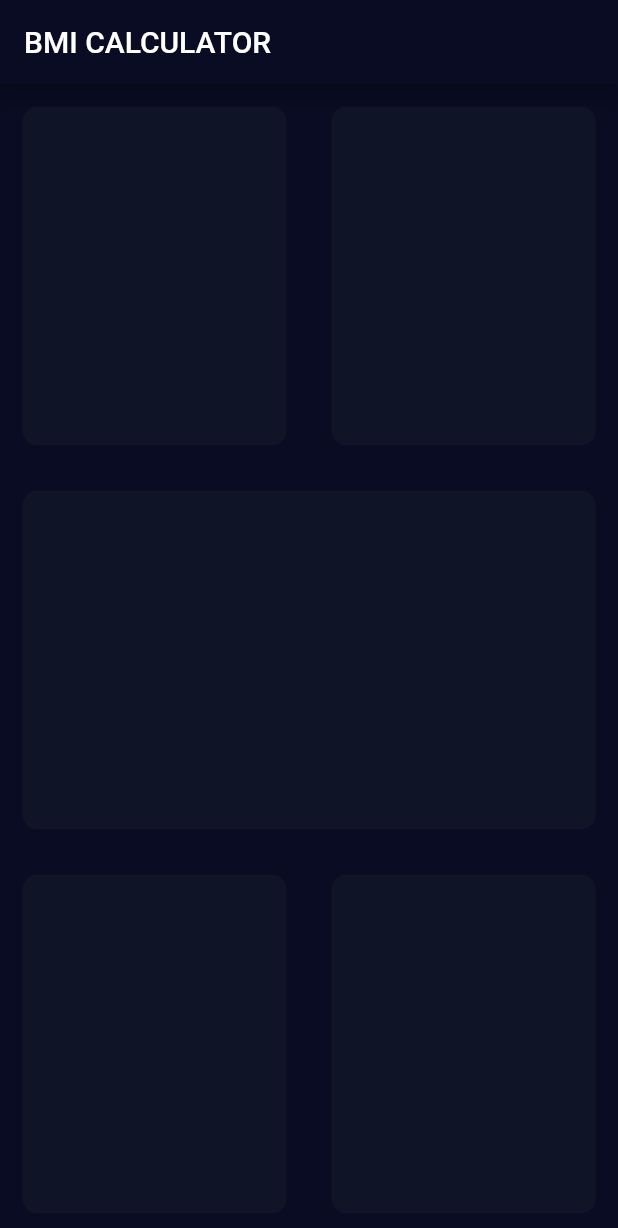
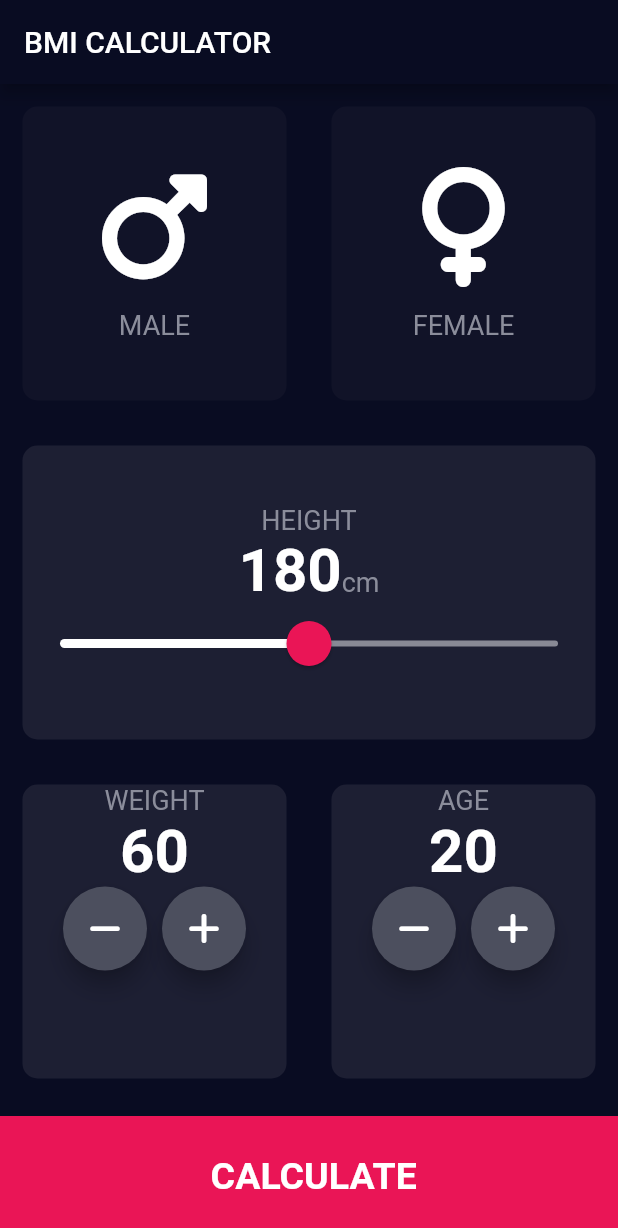
Before and after one commit to pravin-appa/Flutter_app, a Flutter app: the screen it shows after launch, on a phone screen of 412 x 824 dp. Shown: the top 1228 px of the screen. Run offline on Flutter 3.47's test engine with Material 2 defaults, Android fonts, the phone set to English and light mode, and no system bars; our stand-ins replace font_awesome_flutter.

Commit message:
BMI Calculator

```diff
--- /dev/null
+++ b/bmi_calculator/lib/calculator_brain.dart
@@ -0,0 +1,39 @@
+import 'dart:math';
+
+
+class CalculatorBrain{
+
+  CalculatorBrain({required this.height,required this.weight});
+
+  int height;
+  int weight;
+  double _bmi=0;
+
+
+
+  String bmiCalculate (){
+     _bmi = weight/pow((height/100), 2);
+    return _bmi.toStringAsFixed(1);
+
+  }
+  String getResult (){
+    if (_bmi >= 25) {
+      return 'Overweight';
+    } else if (_bmi > 18.5) {
+      return 'Normal';
+    } else {
+      return 'Underweight';
+    }
+  }
+
+  String getAdvice(){
+    if (_bmi >= 25) {
+      return 'You have a higher than normal body weight. Try to exercise more.';
+    } else if (_bmi >= 18.5) {
+      return 'You have a normal body weight. Good job!';
+    } else {
+      return 'You have a lower than normal body weight. You can eat a bit more.';
+    }
+  }
+
+}
--- /dev/null
+++ b/bmi_calculator/lib/components/RoundIcon_Button.dart
@@ -0,0 +1,25 @@
+import 'package:flutter/material.dart';
+
+
+
+class RoundIconButton extends StatelessWidget {
+  RoundIconButton({required this.icon, required this.onPressed});
+
+  final IconData icon;
+  final Function onPressed;
+
+  @override
+  Widget build(BuildContext context) {
+    return RawMaterialButton(
+      constraints: const BoxConstraints.tightFor(
+          height: 56.0,
+          width: 56.0
+      ),
+      elevation: 6.0,
+      shape: CircleBorder(),
+      fillColor: Color(0xFF4C4F5E),
+      onPressed: ()=>onPressed(),
+      child: Icon(icon),
+    );
+  }
+}
--- /dev/null
+++ b/bmi_calculator/lib/components/bottom_button.dart
@@ -0,0 +1,28 @@
+import 'package:flutter/material.dart';
+import '../constants.dart';
+
+class BottomButton extends StatelessWidget {
+  BottomButton({required this.buttonTitle, required this.onTap});
+
+  final String buttonTitle;
+  final Function onTap;
+
+  @override
+  Widget build(BuildContext context) {
+    return GestureDetector(
+      onTap:()=>onTap(),
+      child: Container(
+        color: kBottomButtonColor,
+        height: kBottomButtonHeight,
+        width: double.infinity,
+        margin: EdgeInsets.only(top: 10.0),
+        child: Center(
+          child: Text(
+            buttonTitle,
+            style: kButtonStyle,
+          ),
+        ),
+      ),
+    );
+  }
+}
--- /dev/null
+++ b/bmi_calculator/lib/components/icon_content.dart
@@ -0,0 +1,29 @@
+import 'package:flutter/material.dart';
+import 'package:bmi_calculator/constants.dart';
+
+
+
+class IconContent extends StatelessWidget {
+  IconContent({required this.icon,required this.label});
+
+  final IconData icon;
+  final String label;
+
+  @override
+  Widget build(BuildContext context) {
+    return Column(
+      mainAxisAlignment: MainAxisAlignment.center,
+      children: [
+        Icon(icon,
+          size: 80.0,
+        ),
+        SizedBox(
+          height: 15.0,
+        ),
+        Text(label,
+          style: kIconTextStyle
+        ),
+      ],
+    );
+  }
+}
--- /dev/null
+++ b/bmi_calculator/lib/components/reusable_card.dart
@@ -0,0 +1,20 @@
+import 'package:flutter/material.dart';
+
+class ReusableCard extends StatelessWidget {
+  ReusableCard({required this.colour,  required this.cardChild, required this.onPress});
+  final Color colour;
+  final Widget cardChild;
+  final  Function onPress;
+
+  @override
+  Widget build(BuildContext context) {
+    return GestureDetector(
+      onTap: onPress(),
+      child: Container(
+          decoration: BoxDecoration(
+              color: colour, borderRadius: BorderRadius.circular(10.0)),
+          margin: EdgeInsets.all(15.0),
+          child: cardChild),
+    );
+  }
+}
--- /dev/null
+++ b/bmi_calculator/lib/constants.dart
@@ -0,0 +1,42 @@
+import 'package:flutter/material.dart';
+
+const kBottomButtonHeight = 80.0;
+const kCardColor = Color(0xFF1D1F33);
+const kInactiveCardColor = Color(0xFF111328);
+const kBottomButtonColor = Color(0xFFEA1556);
+
+
+const kIconTextStyle = TextStyle(
+    fontSize: 18.0,
+    color: Color(0xFF8B8D9B)
+);
+
+const kLabelTextStyle = TextStyle(
+  fontWeight: FontWeight.w700,
+  fontSize: 40.0,
+
+);
+
+const kButtonStyle = TextStyle(
+  fontSize: 25.0,
+  fontWeight: FontWeight.bold
+);
+
+const kResultTitleStyle = TextStyle(
+  fontSize: 50.0,
+  fontWeight: FontWeight.bold
+);
+
+const kResultTextStyle = TextStyle(
+  fontSize: 25.0,
+  fontWeight: FontWeight.bold,
+    color: Color(0xFF28C571)
+);
+const kBMITextStyle = TextStyle(
+  fontSize: 100.0,
+  fontWeight: FontWeight.bold,
+);
+
+const kBodyTextStyle = TextStyle(
+  fontSize: 22.0,
+);
--- a/bmi_calculator/lib/main.dart
+++ b/bmi_calculator/lib/main.dart
@@ -1,5 +1,7 @@
+
 import 'package:flutter/material.dart';
-import 'input_page.dart';
+import 'pages/input_page.dart';
+
 
 void main() {
   runApp(const BMICalculator());
@@ -11,11 +13,12 @@ class BMICalculator extends StatelessWidget {
   @override
   Widget build(BuildContext context) {
     return MaterialApp(
-      home: InputPage(),
+      home: const InputPage(),
       theme: ThemeData.dark().copyWith(
-        appBarTheme: AppBarTheme(color: Color(0xFF090C22)),
-        scaffoldBackgroundColor: Color(0xFF090C22),
+        appBarTheme: AppBarTheme(color: const Color(0xFF090C22)),
+        scaffoldBackgroundColor: const Color(0xFF090C22),
       ),
+
     );
   }
 }
--- /dev/null
+++ b/bmi_calculator/lib/pages/input_page.dart
@@ -0,0 +1,240 @@
+import 'package:bmi_calculator/pages/result_page.dart';
+import 'package:flutter/material.dart';
+import 'package:font_awesome_flutter/font_awesome_flutter.dart';
+import '../components/reusable_card.dart';
+import '../components/icon_content.dart';
+import '../constants.dart';
+import '../components/RoundIcon_Button.dart';
+import '../components/bottom_button.dart';
+import 'package:bmi_calculator/calculator_brain.dart';
+
+enum Gender {
+  male,
+  female,
+  noGender,
+}
+
+class InputPage extends StatefulWidget {
+  const InputPage({Key? key}) : super(key: key);
+
+  @override
+  State<InputPage> createState() => _InputPageState();
+}
+
+class _InputPageState extends State<InputPage> {
+  Gender selectedGender = Gender.noGender;
+  int height = 180;
+  int weight = 60;
+  int age = 20;
+  // Color maleCardColor = inactiveCardColor;
+  // Color femaleCardColor = inactiveCardColor;
+  //
+  // void updateColor(Gender selectedGender){
+  //   //male card pressed
+  //   if(selectedGender==Gender.male){
+  //     if(maleCardColor==inactiveCardColor){
+  //       maleCardColor = cardColor;
+  //       femaleCardColor=inactiveCardColor;
+  //     }else{
+  //       maleCardColor = inactiveCardColor;
+  //     }
+  //   }
+  //   //female card pressed
+  //   if(selectedGender==Gender.female){
+  //     if(femaleCardColor==inactiveCardColor){
+  //       femaleCardColor = cardColor;
+  //       maleCardColor = inactiveCardColor;
+  //     }else{
+  //       femaleCardColor = inactiveCardColor;
+  //     }
+  //   }
+  // }
+
+  @override
+  Widget build(BuildContext context) {
+    return Scaffold(
+      appBar: AppBar(
+        title: const Text('BMI CALCULATOR'),
+      ),
+      body: Column(
+        crossAxisAlignment: CrossAxisAlignment.stretch,
+        children: [
+          Expanded(
+            child: Row(
+              children: [
+                Expanded(
+                  child: ReusableCard(
+                    onPress: () {
+                      // updateColor(Gender.male);
+                      selectedGender = Gender.male;
+                    },
+                    colour: selectedGender == Gender.male
+                        ? kCardColor
+                        : kInactiveCardColor,
+                    cardChild: IconContent(
+                      icon: FontAwesomeIcons.mars,
+                      label: 'MALE',
+                    ),
+                  ),
+                ),
+                Expanded(
+                  child: ReusableCard(
+                    onPress: () {
+                      // updateColor(Gender.male);
+                      selectedGender = Gender.female;
+                    },
+                    colour: selectedGender == Gender.female
+                        ? kCardColor
+                        : kInactiveCardColor,
+                    cardChild: IconContent(
+                      icon: FontAwesomeIcons.venus,
+                      label: 'FEMALE',
+                    ),
+                  ),
+                )
+              ],
+            ),
+          ),
+          Expanded(
+            child: ReusableCard(
+              colour: kCardColor,
+              cardChild: Column(
+                mainAxisAlignment: MainAxisAlignment.center,
+                children: [
+                  const Text(
+                    'HEIGHT',
+                    style: kIconTextStyle,
+                  ),
+                  Row(
+                    mainAxisAlignment: MainAxisAlignment.center,
+                    crossAxisAlignment: CrossAxisAlignment.baseline,
+                    textBaseline: TextBaseline.alphabetic,
+                    children: [
+                      Text(height.toString(), style: kLabelTextStyle),
+                      const Text(
+                        'cm',
+                        style: kIconTextStyle,
+                      )
+                    ],
+                  ),
+                  SliderTheme(
+                    data: SliderTheme.of(context).copyWith(
+                        activeTrackColor: Colors.white,
+                        inactiveTrackColor: const Color(0xFF888995),
+                        thumbColor: const Color(0xFFEA1556),
+                        overlayColor: const Color(0x49EA1556),
+                        thumbShape:
+                            const RoundSliderThumbShape(enabledThumbRadius: 15.0),
+                        overlayShape:
+                            const RoundSliderOverlayShape(overlayRadius: 25.0)),
+                    child: Slider(
+                        value: height.toDouble(),
+                        min: 120.0,
+                        max: 240.0,
+                        onChanged: (double newValue) {
+                          setState(() {
+                            height = newValue.round();
+                          });
+                        }),
+                  ),
+                ],
+              ),
+              onPress: () {},
+            ),
+          ),
+          Expanded(
+            child: Row(
+              children: [
+                Expanded(
+                  child: ReusableCard(
+                    colour: kCardColor,
+                    cardChild: Column(
+                      children: [
+                        const Text(
+                          'WEIGHT',
+                          style: kIconTextStyle,
+                        ),
+                        Text(
+                          weight.toString(),
+                          style: kLabelTextStyle,
+                        ),
+                        Row(
+                          mainAxisAlignment: MainAxisAlignment.center,
+                          children: [
+                            RoundIconButton(
+                              icon: FontAwesomeIcons.minus,
+                              onPressed: () => setState(() {
+                                weight--;
+                              }),
+                            ),
+                            const SizedBox(
+                              width: 10.0,
+                              height: 56.0,
+                            ),
+                            RoundIconButton(
+                              icon: FontAwesomeIcons.plus,
+                              onPressed: () => setState(() {
+                                weight++;
+                              }),
+                            ),
+                          ],
+                        )
+                      ],
+                    ),
+                    onPress: () {},
+                  ),
+                ),
+                Expanded(
+                  child: ReusableCard(
+                    colour: kCardColor,
+                    cardChild: Column(
+                      children: [
+                        const Text(
+                          'AGE',
+                          style: kIconTextStyle,
+                        ),
+                        Text(
+                          age.toString(),
+                          style: kLabelTextStyle,
+                        ),
+                        Row(
+                          mainAxisAlignment: MainAxisAlignment.center,
+                          children: [
+                            RoundIconButton(
+                              icon: FontAwesomeIcons.minus,
+                              onPressed: () => setState(() {
+                                age--;
+                              }),
+                            ),
+                            const SizedBox(
+                              width: 10.0,
+                              height: 56.0,
+                            ),
+                            RoundIconButton(
+                              icon: FontAwesomeIcons.plus,
+                              onPressed: () => setState(() {
+                                age++;
+                              }),
+                            ),
+                          ],
+                        )
+                      ],
+                    ),
+                    onPress: () {},
+                  ),
+                ),
+              ],
+            ),
+          ),
+          BottomButton(
+              buttonTitle: ' CALCULATE',
+              onTap: (){
+                CalculatorBrain calc = CalculatorBrain(height: height, weight: weight);
+                Navigator.push(context, MaterialPageRoute(builder: (context)=>ResultPage(resultText: calc.getResult(), bmiResult: calc.bmiCalculate(), advice:calc.getAdvice(),)));
+              }
+                ),
+        ],
+      ),
+    );
+  }
+}
--- /dev/null
+++ b/bmi_calculator/lib/pages/result_page.dart
@@ -0,0 +1,64 @@
+import 'package:bmi_calculator/components/bottom_button.dart';
+import 'package:bmi_calculator/constants.dart';
+import 'package:bmi_calculator/components/reusable_card.dart';
+import 'package:flutter/material.dart';
+import 'package:bmi_calculator/constants.dart';
+
+class ResultPage extends StatelessWidget {
+
+  ResultPage({required this.bmiResult, required this.resultText, required this.advice});
+
+
+  final String bmiResult;
+  final String resultText;
+  final String advice;
+
+  @override
+  Widget build(BuildContext context) {
+    return Scaffold(
+      appBar: AppBar(
+        title: Text('BMI CALCULATOR'),
+      ),
+      body: Column(
+        mainAxisAlignment: MainAxisAlignment.spaceEvenly,
+        crossAxisAlignment: CrossAxisAlignment.stretch,
+        children: [
+          Expanded(
+            child: Container(
+              child: Text(
+                'Your Result',
+                style: kResultTitleStyle,
+              ),
+            ),
+          ),
+          Expanded(
+            flex: 5,
+            child: ReusableCard(
+                colour: kCardColor,
+                cardChild:Column(
+                  mainAxisAlignment: MainAxisAlignment.spaceEvenly,
+                  crossAxisAlignment: CrossAxisAlignment.center,
+                  children: [
+                    Text(resultText.toUpperCase(),style: kResultTextStyle,),
+                    Text(
+                      bmiResult,
+                      style: kBMITextStyle,
+                    ),
+                    Text(
+                      advice,
+                      textAlign: TextAlign.center,
+                      style: kBodyTextStyle,
+                    ),
+                  ],
+                ),
+                onPress: (){
+                }),
+          ),
+          BottomButton(buttonTitle: 'RE-CALCULATE',
+            onTap: ()=> Navigator.pop(context),
+          )
+        ],
+      ),
+    );
+  }
+}
```
Also changed, not shown: bmi_calculator/pubspec.yaml (+4 -49 lines), bmi_calculator/pubspec.lock.
